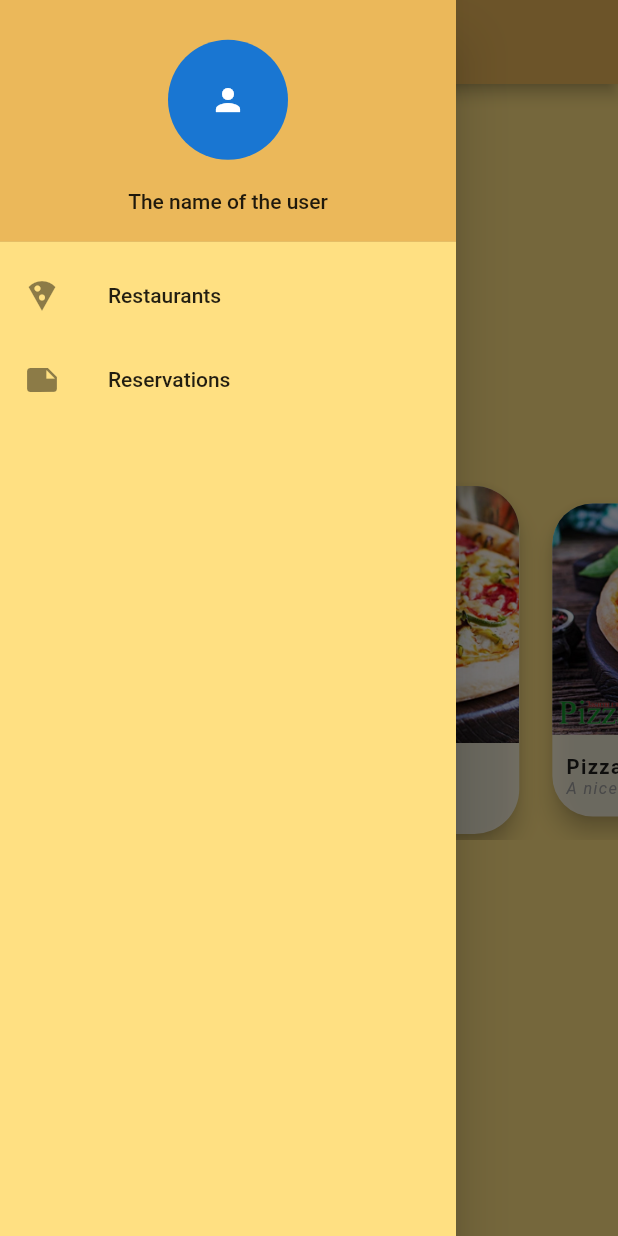
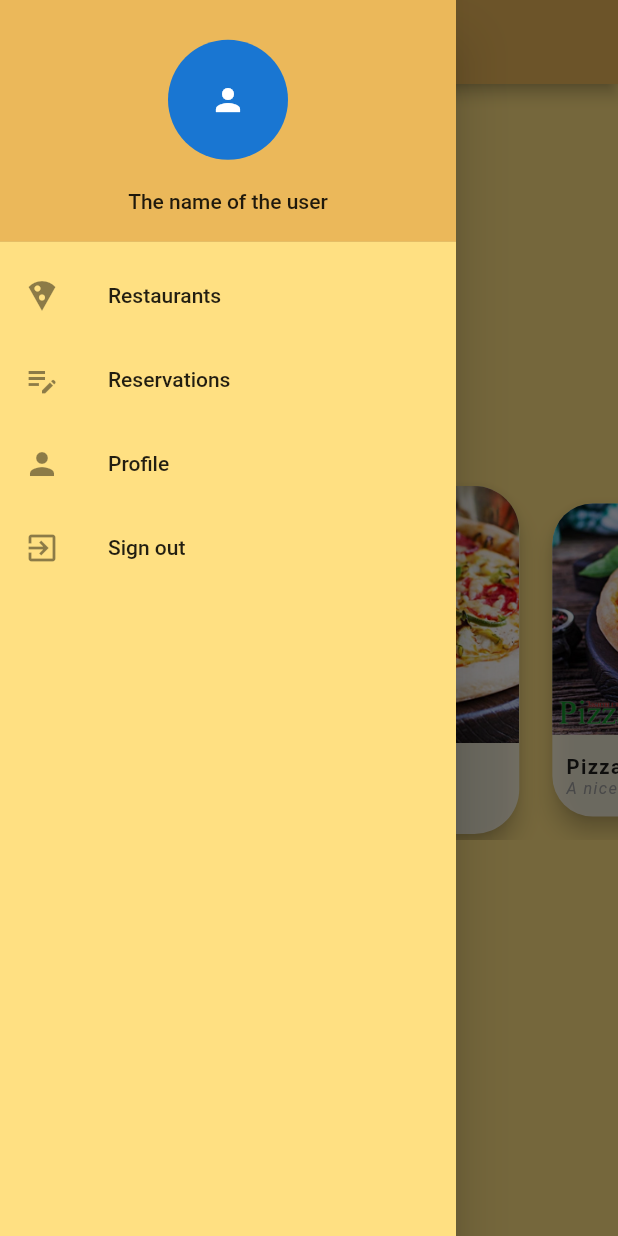
Before and after one commit to dashkata/ordertaker, a Flutter app: the RestaurantPage screen opened by its route, with the side drawer open, on a phone screen of 412 x 824 dp. Run offline on Flutter 3.47's test engine with Material 2 defaults, Android fonts, the phone set to English and light mode, and no system bars; our stand-ins replace getwidget.

Commit message:
UI changes to the drawer and made some cards on the reservations page

```diff
--- a/order_taker/lib/Screens/UserScreens/restaurantpage/restaurant_widget.dart
+++ b/order_taker/lib/Screens/UserScreens/restaurantpage/restaurant_widget.dart
@@ -21,6 +21,7 @@ class RestaurantCards extends StatelessWidget {
           elevation: 6,
           shape:
               RoundedRectangleBorder(borderRadius: BorderRadius.circular(30)),
+          color: Colors.white70,
           child: Column(
             children: [
               ClipRRect(
@@ -64,7 +65,6 @@ class RestaurantCards extends StatelessWidget {
               )
             ],
           ),
-          color: Colors.white70,
         ),
         onTap: () {},
       ),
--- a/order_taker/lib/Screens/UserScreens/restaurantpage/restaurants.dart
+++ b/order_taker/lib/Screens/UserScreens/restaurantpage/restaurants.dart
@@ -1,7 +1,7 @@
 import 'package:flutter/material.dart';
 
 import 'package:order_taker/Screens/UserScreens/restaurantpage/restaurant_widget.dart';
-import 'package:order_taker/Screens/customwidgets.dart';
+import 'package:order_taker/Screens/project_widgets.dart';
 import 'package:order_taker/Themes/themes.dart';
 
 class RestaurantPage extends StatefulWidget {
@@ -19,50 +19,7 @@ class _RestaurantPageState extends State<RestaurantPage> {
       appBar: AppBar(
         backgroundColor: appBarColor,
       ),
-      drawer: Drawer(
-        backgroundColor: backgroundColor,
-        child: ListView(
-          // Important: Remove any padding from the ListView.
-          padding: EdgeInsets.zero,
-          children: [
-            DrawerHeader(
-              decoration: BoxDecoration(
-                color: appBarColor,
-              ),
-              child: Column(
-                crossAxisAlignment: CrossAxisAlignment.center,
-                mainAxisAlignment: MainAxisAlignment.center,
-                children: const [
-                  CircleAvatar(
-                    child: Icon(Icons.person),
-                    radius: 40,
-                  ),
-                  SizedBox(
-                    height: 20,
-                  ),
-                  Text("The name of the user"),
-                ],
-              ),
-            ),
-            ListTile(
-              leading: Icon(Icons.local_pizza),
-              title: const Text('Restaurants'),
-              onTap: () {
-                // Update the state of the app.
-                // ...
-              },
-            ),
-            ListTile(
-              leading: Icon(Icons.note),
-              title: const Text('Reservations'),
-              onTap: () {
-                // Update the state of the app.
-                // ...
-              },
-            ),
-          ],
-        ),
-      ),
+      drawer: const CustomDrawer(),
       body: Stack(
         children: [
           const BackgroundWidget(),
@@ -78,9 +35,10 @@ class _RestaurantPageState extends State<RestaurantPage> {
                     return Transform.scale(
                       scale: i == _index ? 1 : 0.9,
                       child: const RestaurantCards(
-                          imagePath: "PizzaDonVito.jpg",
-                          restaurantName: "Pizza Don Vito",
-                          restaurantInfo: "A nice pizza restaurant"),
+                        imagePath: "PizzaDonVito.jpg",
+                        restaurantName: "Pizza Don Vito",
+                        restaurantInfo: "A nice pizza restaurant",
+                      ),
                     );
                   },
                 ),
--- a/order_taker/lib/Screens/loginpage/login.dart
+++ b/order_taker/lib/Screens/loginpage/login.dart
@@ -1,6 +1,6 @@
 import 'package:flutter/material.dart';
 import 'package:getwidget/getwidget.dart';
-import 'package:order_taker/Screens/customwidgets.dart';
+import 'package:order_taker/Screens/project_widgets.dart';
 import 'package:order_taker/Themes/themes.dart';
 
 class LoginPage extends StatefulWidget {
--- a/order_taker/lib/Screens/customwidgets.dart
+++ b/order_taker/lib/Screens/project_widgets.dart
@@ -112,3 +112,86 @@ class BackgroundWidget extends StatelessWidget {
     );
   }
 }
+
+class DrawerTab extends StatelessWidget {
+  const DrawerTab({
+    Key? key,
+    required this.icon,
+    required this.titleText,
+    required this.func,
+  }) : super(key: key);
+  final IconData icon;
+  final String titleText;
+  final void Function() func;
+
+  @override
+  Widget build(BuildContext context) {
+    return ListTile(
+      leading: Icon(
+        icon,
+      ),
+      title: Text(titleText),
+      onTap: func,
+    );
+  }
+}
+
+class CustomDrawer extends StatelessWidget {
+  const CustomDrawer({
+    Key? key,
+  }) : super(key: key);
+
+  @override
+  Widget build(BuildContext context) {
+    return Drawer(
+      backgroundColor: backgroundColor,
+      child: ListView(
+        padding: EdgeInsets.zero,
+        children: [
+          DrawerHeader(
+            decoration: BoxDecoration(
+              color: appBarColor,
+            ),
+            child: Column(
+              crossAxisAlignment: CrossAxisAlignment.center,
+              mainAxisAlignment: MainAxisAlignment.center,
+              children: const [
+                CircleAvatar(
+                  child: Icon(Icons.person),
+                  radius: 40,
+                ),
+                SizedBox(
+                  height: 20,
+                ),
+                Text("The name of the user"),
+              ],
+            ),
+          ),
+          DrawerTab(
+              icon: Icons.local_pizza,
+              titleText: "Restaurants",
+              func: () {
+                Navigator.of(context).pushNamed('/restaurants');
+              }),
+          DrawerTab(
+            icon: Icons.edit_note,
+            titleText: "Reservations",
+            func: () {
+              Navigator.of(context).pushNamed('/reservations');
+            },
+          ),
+          DrawerTab(
+            icon: Icons.person,
+            titleText: "Profile",
+            func: () {},
+          ),
+          DrawerTab(
+            icon: Icons.exit_to_app,
+            titleText: "Sign out",
+            func: () {},
+          ),
+        ],
+      ),
+    );
+  }
+}
--- a/order_taker/lib/Screens/registerpage/register.dart
+++ b/order_taker/lib/Screens/registerpage/register.dart
@@ -1,5 +1,5 @@
 import 'package:flutter/material.dart';
-import 'package:order_taker/Screens/customwidgets.dart';
+import 'package:order_taker/Screens/project_widgets.dart';
 
 class RegisterPage extends StatefulWidget {
   const RegisterPage({Key? key}) : super(key: key);
```
Also changed, not shown: order_taker/lib/Screens/ProfilePage/profile.dart (added, +10 -0 lines), order_taker/lib/Screens/UserScreens/reservationspage/reservation_widgets.dart (added, +31 -0 lines), order_taker/lib/Screens/UserScreens/reservationspage/reservations.dart (+22 -1 lines), order_taker/lib/main.dart (+6 -4 lines).
